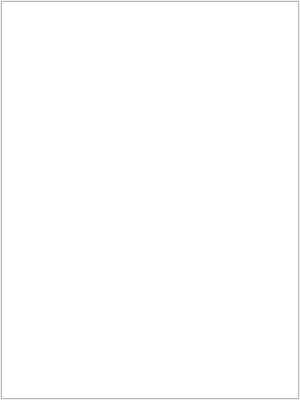
First picture: the form in dialog/downloaddialog.ui, repository zhipeng515/VRSteam, before the edit.
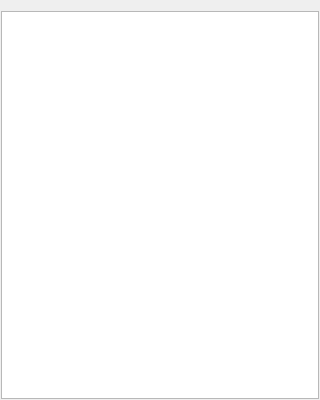
Second picture: the form after the edit.

The edit to the form file:
```diff
--- a/dialog/downloaddialog.ui
+++ b/dialog/downloaddialog.ui
@@ -6,7 +6,7 @@
    <rect>
     <x>0</x>
     <y>0</y>
-    <width>300</width>
+    <width>320</width>
     <height>400</height>
    </rect>
   </property>
@@ -28,6 +28,15 @@
    </property>
    <item row="0" column="0">
     <layout class="QGridLayout" name="gridLayout">
+     <property name="leftMargin">
+      <number>0</number>
+     </property>
+     <property name="topMargin">
+      <number>10</number>
+     </property>
+     <property name="rightMargin">
+      <number>0</number>
+     </property>
      <item row="0" column="0">
       <widget class="QListWidget" name="listWidget">
        <property name="sizePolicy">
@@ -36,6 +45,18 @@
          <verstretch>0</verstretch>
         </sizepolicy>
        </property>
+       <property name="focusPolicy">
+        <enum>Qt::NoFocus</enum>
+       </property>
+       <property name="styleSheet">
+        <string notr="true"/>
+       </property>
+       <property name="horizontalScrollBarPolicy">
+        <enum>Qt::ScrollBarAlwaysOff</enum>
+       </property>
+       <property name="selectionMode">
+        <enum>QAbstractItemView::NoSelection</enum>
+       </property>
       </widget>
      </item>
     </layout>
```
